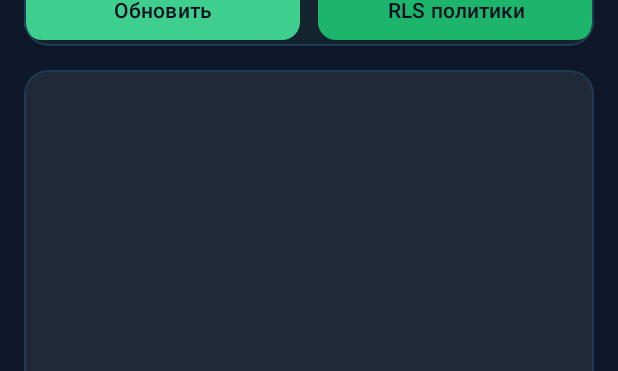
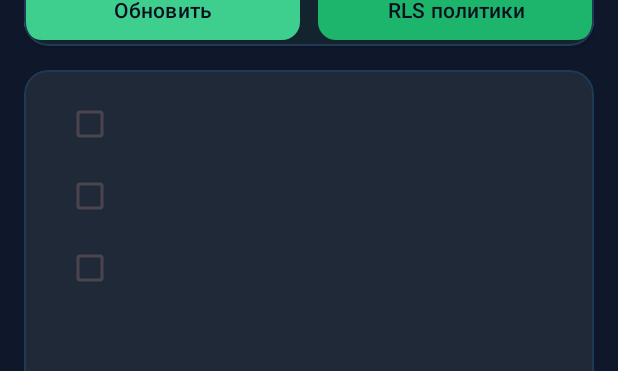
Before and after one commit to AmnesiaXxXxX/sqlViewer, an Android app: the layout activity_table_data.xml on its own in the app's theme, with its tools: preview values and no code run, on a phone screen of 412 x 824 dp. Shown: the part 373-744 px from the top of the screen. Run offline under Robolectric (Android 15) with nearby library versions, the phone set to English and light mode, and no system bars.

```diff
--- a/app/src/main/res/layout/item_table_row.xml
+++ b/app/src/main/res/layout/item_table_row.xml
@@ -1,12 +1,29 @@
 <?xml version="1.0" encoding="utf-8"?>
-<HorizontalScrollView xmlns:android="http://schemas.android.com/apk/res/android"
+<LinearLayout xmlns:android="http://schemas.android.com/apk/res/android"
     android:layout_width="match_parent"
     android:layout_height="wrap_content"
-    android:scrollbars="horizontal">
+    android:orientation="horizontal"
+    android:paddingEnd="8dp"
+    android:paddingStart="8dp">
 
-    <LinearLayout
-        android:id="@+id/rowContainer"
+    <CheckBox
+        android:id="@+id/rowCheckbox"
         android:layout_width="wrap_content"
         android:layout_height="wrap_content"
-        android:orientation="horizontal" />
-</HorizontalScrollView>
+        android:focusable="false"
+        android:focusableInTouchMode="false" />
+
+    <HorizontalScrollView
+        android:layout_width="0dp"
+        android:layout_height="wrap_content"
+        android:layout_weight="1"
+        android:scrollbars="horizontal">
+
+        <LinearLayout
+            android:id="@+id/rowContainer"
+            android:layout_width="wrap_content"
+            android:layout_height="wrap_content"
+            android:orientation="horizontal" />
+    </HorizontalScrollView>
+
+</LinearLayout>
```
Also changed, not shown: app/src/main/java/com/amnesiawho/sqlviewer/TableDataActivity.java (+57 -28 lines), app/src/main/java/com/amnesiawho/sqlviewer/ui/table/TableAdapter.java (+21 -12 lines).
